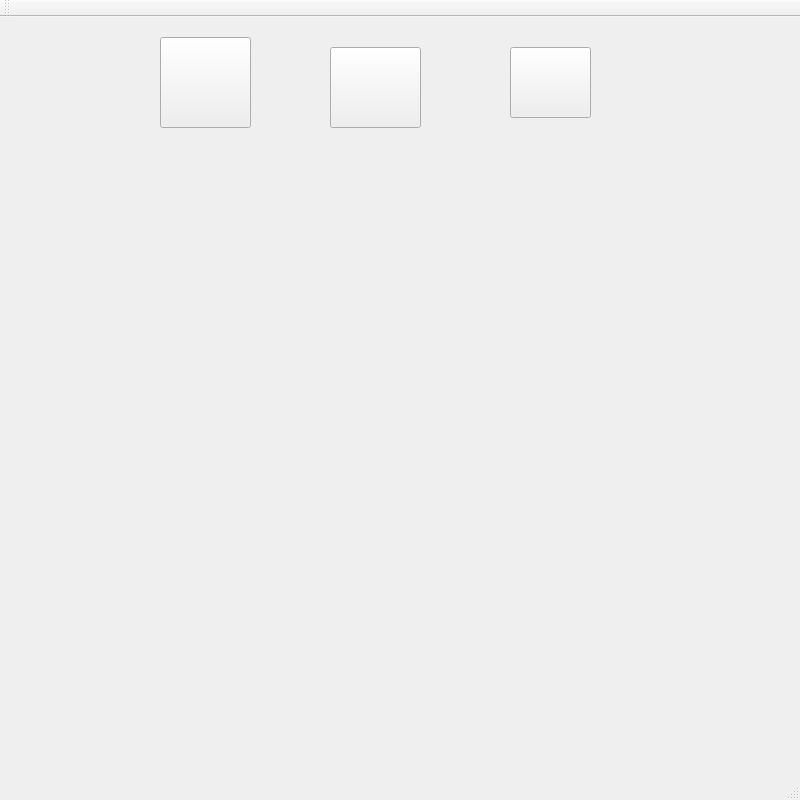
Qt form mainwindow.ui (sharingplay/Proyecto-3) before a commit.
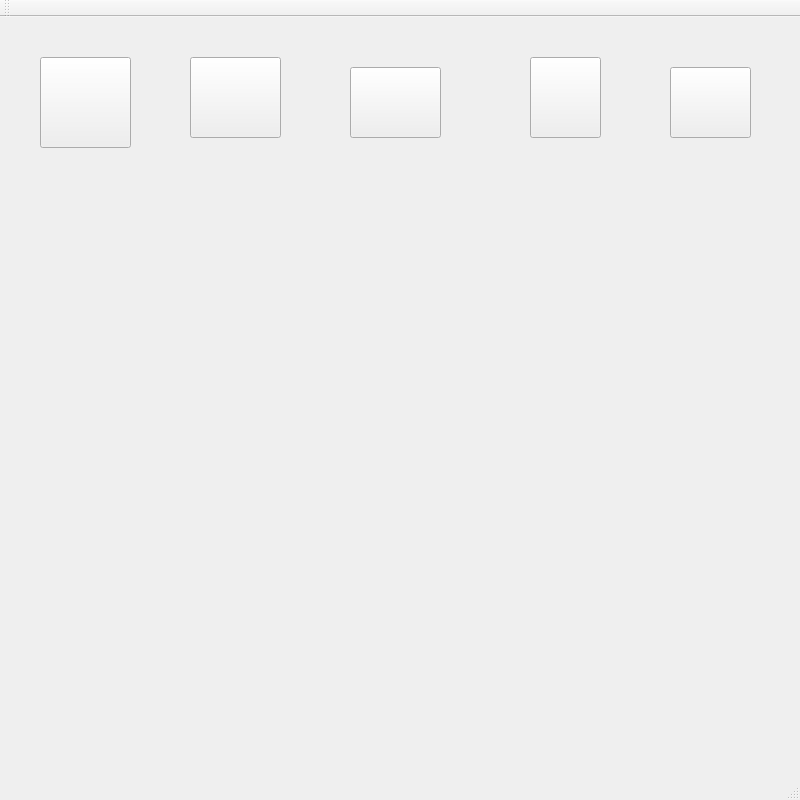
The same form after that commit. Icons and pictures are not drawn.

What changed in the file:
```diff
--- a/mainwindow.ui
+++ b/mainwindow.ui
@@ -38,8 +38,8 @@
    <widget class="QPushButton" name="addButton">
     <property name="geometry">
      <rect>
-      <x>160</x>
-      <y>20</y>
+      <x>40</x>
+      <y>40</y>
       <width>91</width>
       <height>91</height>
      </rect>
@@ -54,8 +54,8 @@
    <widget class="QPushButton" name="searchButton">
     <property name="geometry">
      <rect>
-      <x>330</x>
-      <y>30</y>
+      <x>190</x>
+      <y>40</y>
       <width>91</width>
       <height>81</height>
      </rect>
@@ -86,8 +86,8 @@
    <widget class="QPushButton" name="infoButton">
     <property name="geometry">
      <rect>
-      <x>510</x>
-      <y>30</y>
+      <x>670</x>
+      <y>50</y>
       <width>81</width>
       <height>71</height>
      </rect>
@@ -99,6 +99,38 @@
      <string/>
     </property>
    </widget>
+   <widget class="QPushButton" name="updateButton">
+    <property name="geometry">
+     <rect>
+      <x>350</x>
+      <y>50</y>
+      <width>91</width>
+      <height>71</height>
+     </rect>
+    </property>
+    <property name="styleSheet">
+     <string notr="true">border-image: url(:/updateImage.png);</string>
+    </property>
+    <property name="text">
+     <string/>
+    </property>
+   </widget>
+   <widget class="QPushButton" name="deleteButton">
+    <property name="geometry">
+     <rect>
+      <x>530</x>
+      <y>40</y>
+      <width>71</width>
+      <height>81</height>
+     </rect>
+    </property>
+    <property name="styleSheet">
+     <string notr="true">border-image: url(:/deleteImage.png);</string>
+    </property>
+    <property name="text">
+     <string/>
+    </property>
+   </widget>
   </widget>
   <widget class="QMenuBar" name="menuBar">
    <property name="geometry">
```
